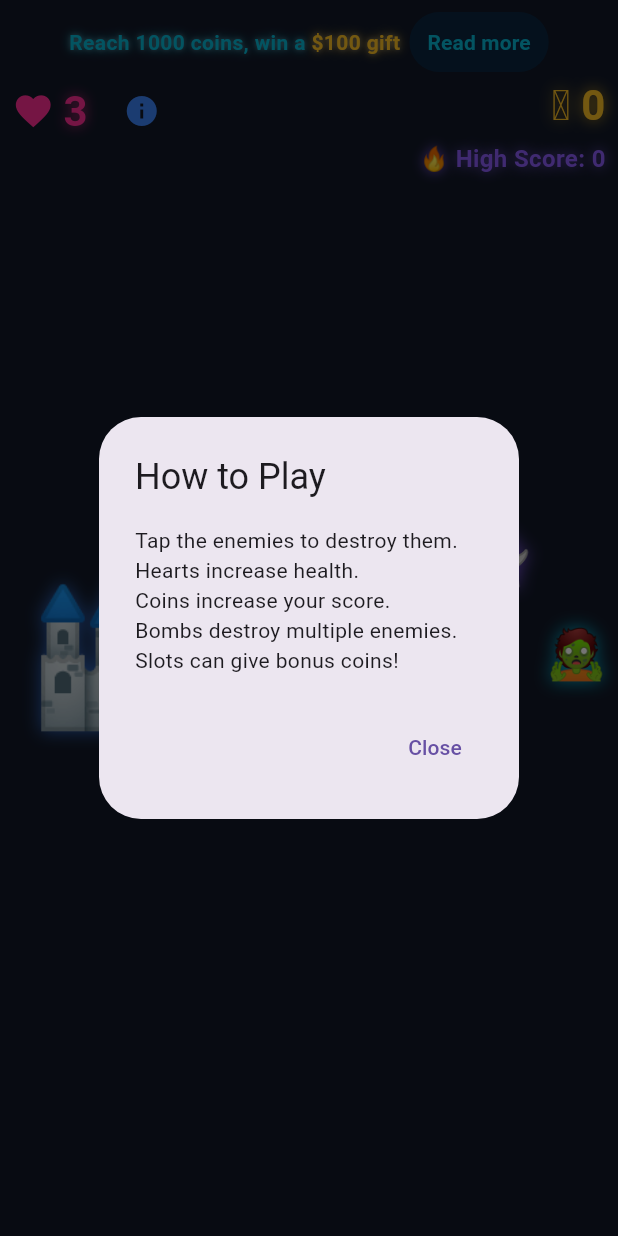
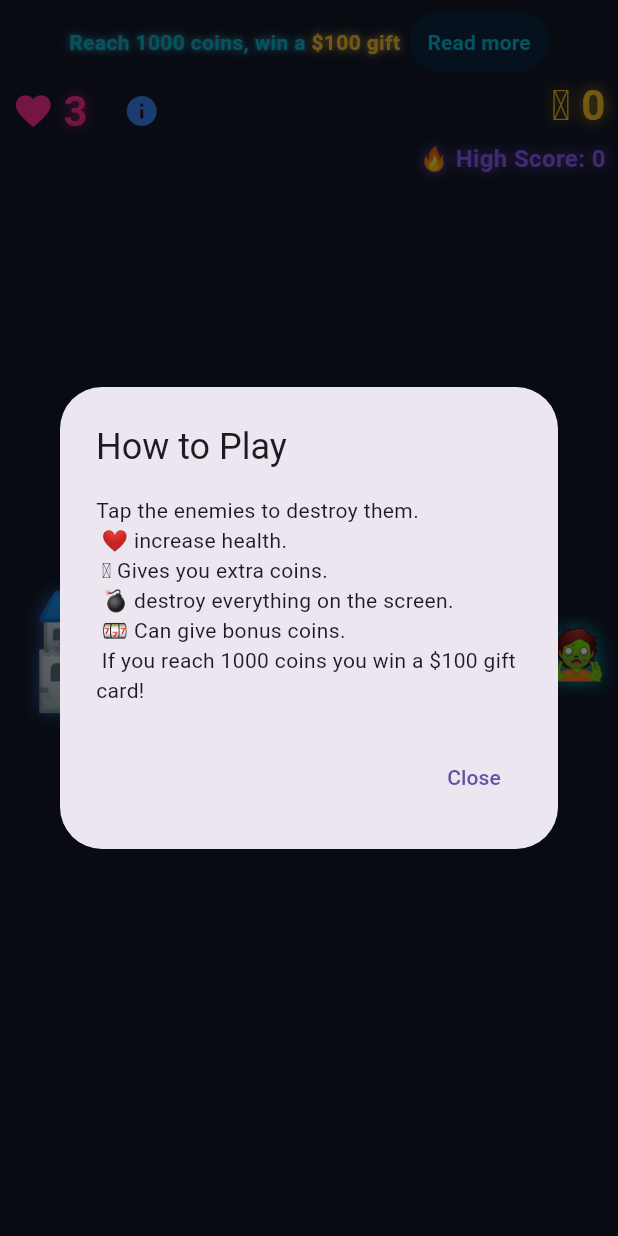
Before and after one commit to deesignerr/emoji_tower_defense, a Flutter app: the screen it shows after launch, after a tap on the "info" icon, on a phone screen of 412 x 824 dp. Run offline on Flutter 3.47's test engine with Material 3 defaults, Android fonts, the phone set to English and light mode, and no system bars.

Commit message:
Update main.dart

```diff
--- a/lib/main.dart
+++ b/lib/main.dart
@@ -307,7 +307,7 @@ List<String> decideSlotOutcome() {
         builder: (_) => AlertDialog(
               title: Text("How to Play"),
               content: Text(
-                  "Tap the enemies to destroy them.\nHearts increase health.\nCoins increase your score.\nBombs destroy multiple enemies.\nSlots can give bonus coins!"),
+                  "Tap the enemies to destroy them.\n ❤️ increase health.\n 🪙 Gives you extra coins.\n 💣 destroy everything on the screen.\n 🎰 Can give bonus coins.\n If you reach 1000 coins you win a \$100 gift card!"),
               actions: [
                 TextButton(onPressed: () => Navigator.pop(context), child: Text("Close"))
               ],
@@ -329,7 +329,7 @@ List<String> decideSlotOutcome() {
     double screenWidth = MediaQuery.of(context).size.width;
     double screenHeight = MediaQuery.of(context).size.height;
 
-    double towerSize = screenHeight * 0.12;
+    double towerSize = screenHeight * 0.10;
     double enemySize = screenWidth * 0.08;
     double slotFontSize = screenWidth * 0.12;
 
```
